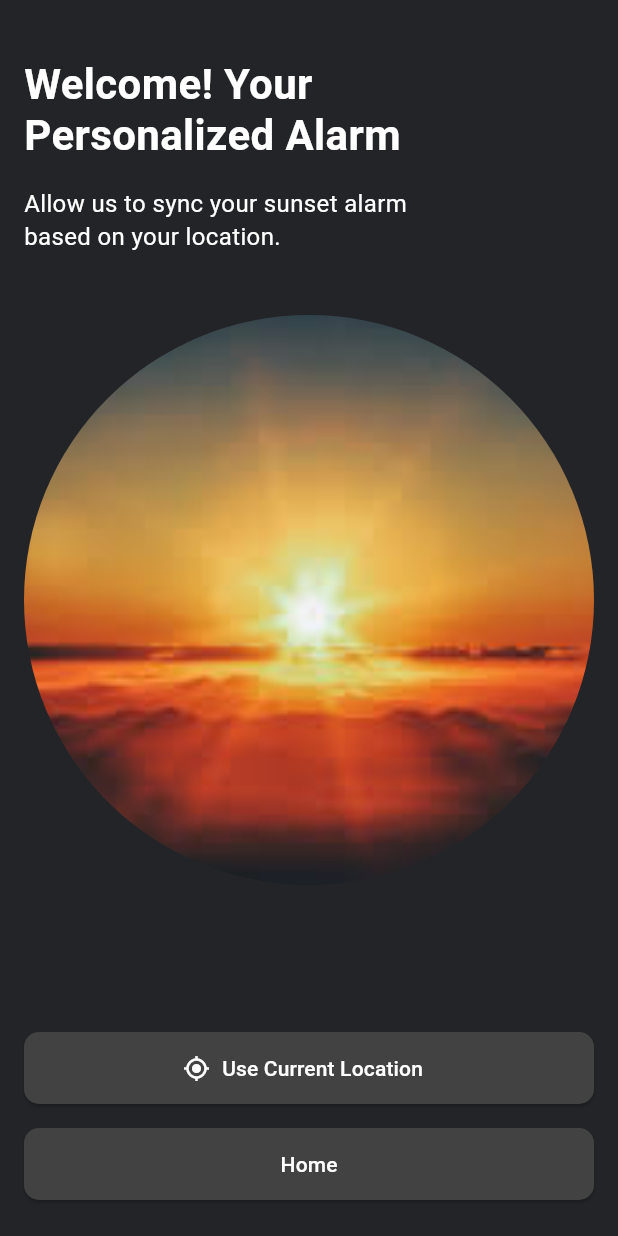
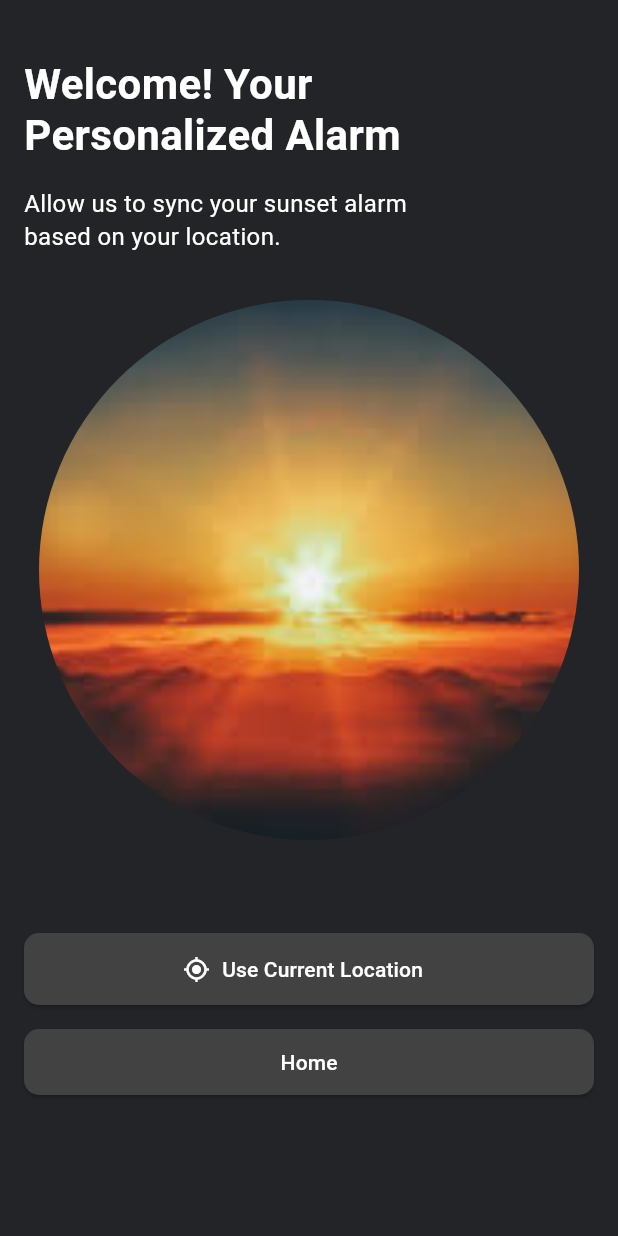
Before and after one commit to asirahbab01/Wakey, a Flutter app: the screen it shows after launch, after a tap on "Next", after a tap on "Skip", on a phone screen of 412 x 824 dp. Run offline on Flutter 3.47's test engine with Material 3 defaults, Android fonts, the light colour scheme and no system bars; our stand-ins replace flutter_local_notifications, geocoding, geolocator, shared_preferences, timezone.

Commit message:
Making the screens reusable for all display types.

```diff
--- a/lib/common_widgets/onboarding_page.dart
+++ b/lib/common_widgets/onboarding_page.dart
@@ -14,7 +14,9 @@ class OnboardingPage extends StatelessWidget {
 
   @override
   Widget build(BuildContext context) {
+    final screenHeight = MediaQuery.of(context).size.height;
     return Column(
+      crossAxisAlignment: CrossAxisAlignment.stretch,
       children: [
         // Image with rounded bottom corners
         ClipRRect(
@@ -25,7 +27,7 @@ class OnboardingPage extends StatelessWidget {
           child: Image.asset(
             imagePath,
             width: double.infinity,
-            height: MediaQuery.of(context).size.height * 0.45,
+            height: screenHeight * 0.32, // Use about 1/3 of screen height
             fit: BoxFit.cover,
           ),
         ),
--- a/lib/features/alarms/alarms_screen.dart
+++ b/lib/features/alarms/alarms_screen.dart
@@ -33,7 +33,21 @@ class _AlarmsScreenState extends State<AlarmsScreen> {
     await _notifications.initialize(
       const InitializationSettings(android: android, iOS: ios),
     );
-    tz.initializeTimeZones(); // required for zonedSchedule
+    tz.initializeTimeZones();
+
+    // Request notification permissions for Android 13+ and iOS
+    await _notifications
+        .resolvePlatformSpecificImplementation<
+            AndroidFlutterLocalNotificationsPlugin>()
+        ?.requestNotificationsPermission();
+    await _notifications
+        .resolvePlatformSpecificImplementation<
+            IOSFlutterLocalNotificationsPlugin>()
+        ?.requestPermissions(
+          alert: true,
+          badge: true,
+          sound: true,
+        );
   }
 
   Future<void> _loadAlarms() async {
@@ -180,9 +194,9 @@ class _AlarmsScreenState extends State<AlarmsScreen> {
                 itemBuilder: (context, index) {
                   final alarm = _alarms[index];
                   return AlarmTile(
-                      alarm: alarm,
-                      onToggle: (value) => _toggleAlarm(index, value),
-                      );
+                    alarm: alarm,
+                    onToggle: (value) => _toggleAlarm(index, value),
+                  );
                 },
               ),
             ),
--- a/lib/features/location/location_access_screen.dart
+++ b/lib/features/location/location_access_screen.dart
@@ -50,6 +50,12 @@ class _LocationAccessScreenState extends State<LocationAccessScreen> {
     return Scaffold(
       backgroundColor: const Color(0xFF232428),
       body: SafeArea(
+        child: LayoutBuilder(
+          builder: (context, constraints) {
+            return SingleChildScrollView(
+              child: ConstrainedBox(
+                constraints: BoxConstraints(minHeight: constraints.maxHeight),
+                child: IntrinsicHeight(
                   child: Padding(
                     padding: const EdgeInsets.symmetric(horizontal: 16, vertical: 24),
                     child: Column(
@@ -77,7 +83,7 @@ class _LocationAccessScreenState extends State<LocationAccessScreen> {
                         const SizedBox(height: 32),
                         const Center(
                           child: CircleAvatar(
-                  radius: 200,
+                            radius: 180,
                             backgroundImage: AssetImage('assets/morning-transformed.jpg'),
                             backgroundColor: Colors.transparent,
                           ),
@@ -93,7 +99,7 @@ class _LocationAccessScreenState extends State<LocationAccessScreen> {
                               ),
                             ),
                           ),
-              const Spacer(),
+                        const SizedBox(height: 30),
                         SizedBox(
                           width: double.infinity,
                           height: 48,
@@ -133,7 +139,7 @@ class _LocationAccessScreenState extends State<LocationAccessScreen> {
                         const SizedBox(height: 16),
                         SizedBox(
                           width: double.infinity,
-                height: 48,
+                          height: 44,
                           child: ElevatedButton(
                             style: ElevatedButton.styleFrom(
                               backgroundColor: Colors.grey[800],
@@ -156,6 +162,11 @@ class _LocationAccessScreenState extends State<LocationAccessScreen> {
                     ),
                   ),
                 ),
+              ),
+            );
+          },
+        ),
+      ),
     );
   }
 }
--- a/lib/features/onboarding/onboarding_screen.dart
+++ b/lib/features/onboarding/onboarding_screen.dart
@@ -1,5 +1,5 @@
 import 'package:flutter/material.dart';
-import '../../common_widgets/onboarding_page.dart';
+import 'package:wakey/common_widgets/onboarding_page.dart';
 import '../location/location_access_screen.dart';
 
 class OnboardingScreen extends StatefulWidget {
@@ -16,17 +16,20 @@ class _OnboardingScreenState extends State<OnboardingScreen> {
   final List<Map<String, String>> onboardingData = [
     {
       'title': "Sync with Nature's Rhythm",
-      'description': "Experience a peaceful transition into the evening with an alarm that aligns with the sunset. Your perfect reminder, always 15 minutes before sundown.",
+      'description':
+          "Experience a peaceful transition into the evening with an alarm that aligns with the sunset. Your perfect reminder, always 15 minutes before sundown.",
       'image': 'assets/onboard-1.gif',
     },
     {
       'title': "Effortless & Automatic",
-      'description': "No manual setup needed. Your alarm automatically syncs with your location and the sunset time every day.",
+      'description':
+          "No manual setup needed. Your alarm automatically syncs with your location and the sunset time every day.",
       'image': 'assets/onboard-2.gif',
     },
     {
       'title': "Relax & Unwind",
-      'description': "Let go of stress and enjoy your evenings. Our app helps you wind down and prepare for restful sleep.",
+      'description':
+          "Let go of stress and enjoy your evenings. Our app helps you wind down and prepare for restful sleep.",
       'image': 'assets/onboard-3.gif',
     },
   ];
@@ -51,13 +54,22 @@ class _OnboardingScreenState extends State<OnboardingScreen> {
           ),
         ],
       ),
-      body: Column(
+      body: SafeArea(
+        child: LayoutBuilder(
+          builder: (context, constraints) {
+            return SingleChildScrollView(
+              child: Padding(
+                padding: const EdgeInsets.symmetric(vertical: 0),
+                child: Column(
                   children: [
-          Expanded(
+                    SizedBox(
+                      height:
+                          constraints.maxHeight * 0.7, // Show most of the page
                       child: PageView.builder(
                         controller: _controller,
                         itemCount: onboardingData.length,
-              onPageChanged: (index) => setState(() => _currentPage = index),
+                        onPageChanged: (index) =>
+                            setState(() => _currentPage = index),
                         itemBuilder: (context, index) {
                           final data = onboardingData[index];
                           return OnboardingPage(
@@ -73,18 +85,22 @@ class _OnboardingScreenState extends State<OnboardingScreen> {
                       children: List.generate(
                         onboardingData.length,
                         (index) => Container(
-                margin: const EdgeInsets.symmetric(horizontal: 4, vertical: 16),
+                          margin: const EdgeInsets.symmetric(
+                              horizontal: 4, vertical: 16),
                           width: 8,
                           height: 8,
                           decoration: BoxDecoration(
                             shape: BoxShape.circle,
-                  color: _currentPage == index ? Colors.purple : Colors.grey,
+                            color: _currentPage == index
+                                ? Colors.purple
+                                : Colors.grey,
                           ),
                         ),
                       ),
                     ),
                     Padding(
-            padding: const EdgeInsets.symmetric(horizontal: 24, vertical: 24),
+                      padding: const EdgeInsets.symmetric(
+                          horizontal: 24, vertical: 24),
                       child: SizedBox(
                         width: double.infinity,
                         height: 48,
@@ -95,9 +111,12 @@ class _OnboardingScreenState extends State<OnboardingScreen> {
                               borderRadius: BorderRadius.circular(12),
                             ),
                           ),
-                child: Text(_currentPage == 2 ? "Next" : "Next", style: const TextStyle(color:Colors.white),),
+                          child: const Text(
+                            "Next",
+                            style: TextStyle(color: Colors.white),
+                          ),
                           onPressed: () {
-                  if (_currentPage == 2) {
+                            if (_currentPage == onboardingData.length - 1) {
                               _goToLocationAccess();
                             } else {
                               _controller.nextPage(
@@ -111,6 +130,11 @@ class _OnboardingScreenState extends State<OnboardingScreen> {
                     ),
                   ],
                 ),
+              ),
+            );
+          },
+        ),
+      ),
     );
   }
 }
--- a/lib/main.dart
+++ b/lib/main.dart
@@ -1,7 +1,10 @@
 import 'package:flutter/material.dart';
 import 'features/onboarding/onboarding_screen.dart';
+import 'package:timezone/data/latest.dart' as tz;
 
 void main() {
+  WidgetsFlutterBinding.ensureInitialized();
+  tz.initializeTimeZones(); // Initialize timezone data
   runApp(const MyApp());
 }
 
```
Also changed, not shown: 1 other file. Lines whose indentation alone changed are shown as unchanged.
